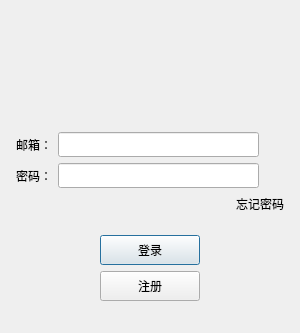
The window that Xiaobing_Chat_Client/logindialog.ui (LiuXiaoBinger/Xiaobing_Chat) describes before a commit, drawn with Qt 5; both pictures show x 0 to 300 and y 167 to 500 of the 300 by 500 pixel window.
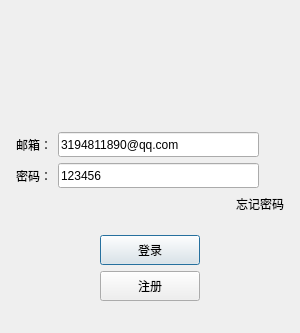
The same window after the commit. Icons and pictures are not drawn. Custom widgets are drawn as their Qt base class.

Patch:
```diff
--- a/Xiaobing_Chat_Client/logindialog.ui
+++ b/Xiaobing_Chat_Client/logindialog.ui
@@ -144,6 +144,9 @@
            <height>25</height>
           </size>
          </property>
+         <property name="text">
+          <string>3194811890@qq.com</string>
+         </property>
         </widget>
        </item>
        <item>
@@ -199,6 +202,9 @@
            <height>25</height>
           </size>
          </property>
+         <property name="text">
+          <string>123456</string>
+         </property>
         </widget>
        </item>
        <item>
```
